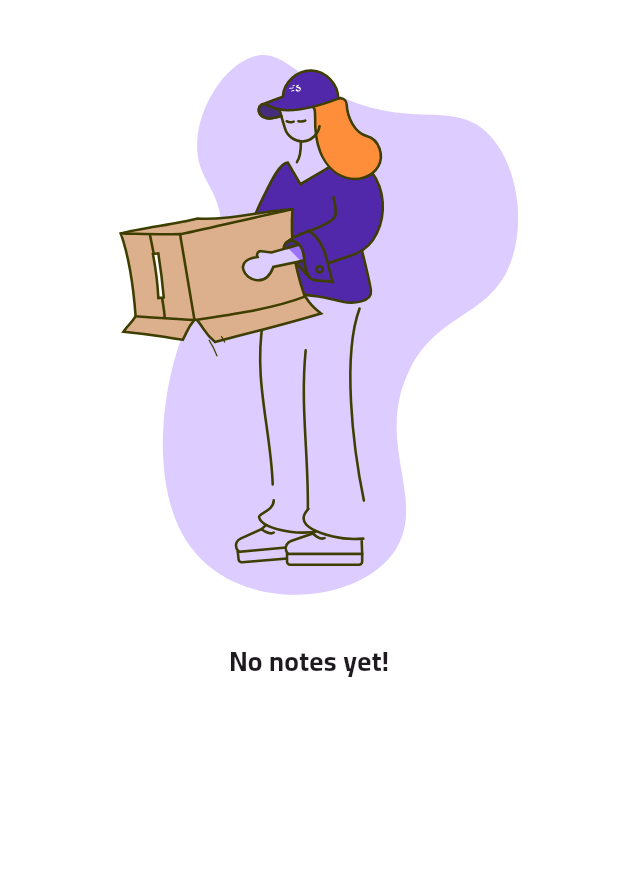
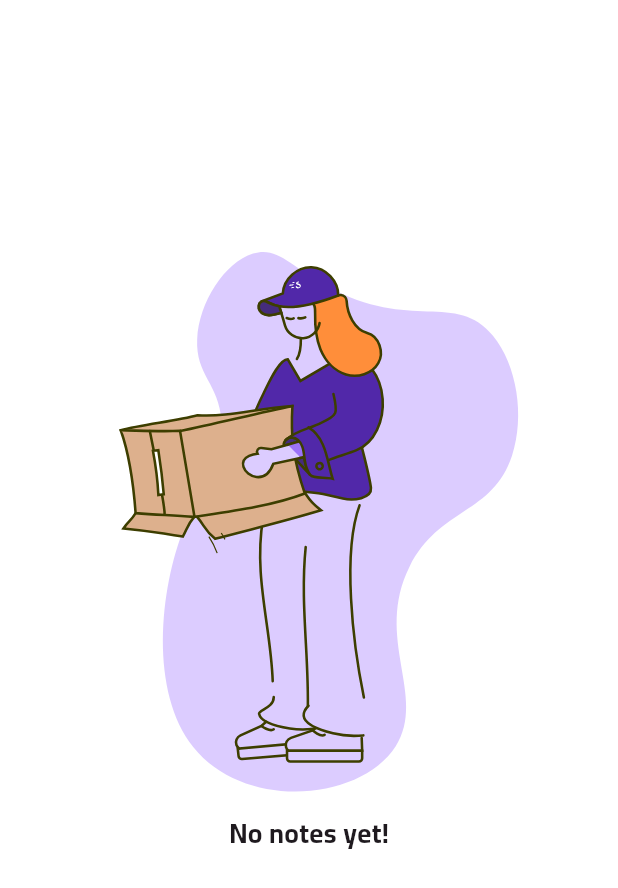
Before and after one commit to Ahmed-Hamdy-911/Jot-Do, a Flutter app: the EmptyWidget widget shown alone on an empty page, opened directly, on a phone screen of 412 x 824 dp. Shown: the top 888 px of the screen. Run offline on Flutter 3.47's test engine with Material 3 defaults, Android fonts, the phone set to English and light mode, and no system bars; our stand-ins replace animated_splash_screen, bloc, flutter_bloc, flutter_signin_button, flutter_slidable, hive and 6 more; missing offline and left inert: dynamic_height_grid_view; accounts and stored records are empty.

Commit message:
Refactor EmptyWidget to use LayoutBuilder for responsive design

```diff
--- a/lib/core/widgets/empty_widget.dart
+++ b/lib/core/widgets/empty_widget.dart
@@ -1,7 +1,5 @@
 import 'package:flutter/material.dart';
 import 'package:lottie/lottie.dart';
-
-import 'constants_spaces_widgets.dart';
 
 class EmptyWidget extends StatelessWidget {
   const EmptyWidget({
@@ -11,12 +9,31 @@ class EmptyWidget extends StatelessWidget {
   final String text;
   @override
   Widget build(BuildContext context) {
+    return LayoutBuilder(
+      builder: (context, constraints) {
+        if (constraints.maxWidth > 600) {
+          return Row(
+              mainAxisAlignment: MainAxisAlignment.center,
+              crossAxisAlignment: CrossAxisAlignment.center,
+              children: [
+                SizedBox(child: Lottie.asset("assets/animations/empty.json")),
+                Text(
+                  text,
+                  style: const TextStyle(
+                    fontSize: 18,
+                    fontWeight: FontWeight.bold,
+                  ),
+                )
+              ]);
+        } else {
           return Center(
               child: Column(
+            mainAxisAlignment: MainAxisAlignment.center,
             crossAxisAlignment: CrossAxisAlignment.center,
             children: [
-        Lottie.asset("assets/animations/empty.json"),
-        const MediumSpace(),
+              SizedBox(
+                  height: MediaQuery.of(context).size.height * 0.5,
+                  child: Lottie.asset("assets/animations/empty.json")),
               Text(
                 text,
                 style: const TextStyle(
@@ -24,7 +41,13 @@ class EmptyWidget extends StatelessWidget {
                   fontWeight: FontWeight.bold,
                 ),
               ),
+              SizedBox(
+                height: MediaQuery.of(context).size.height * 0.15,
+              )
             ],
           ));
         }
+      },
+    );
   }
+}
```
Lines whose indentation alone changed are shown as unchanged.
